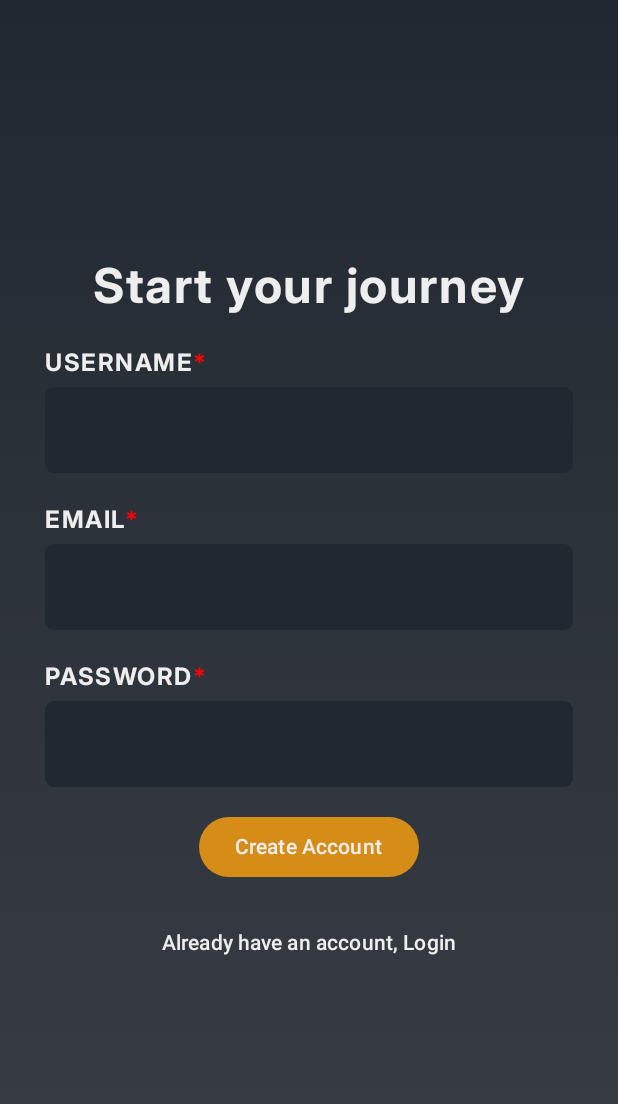
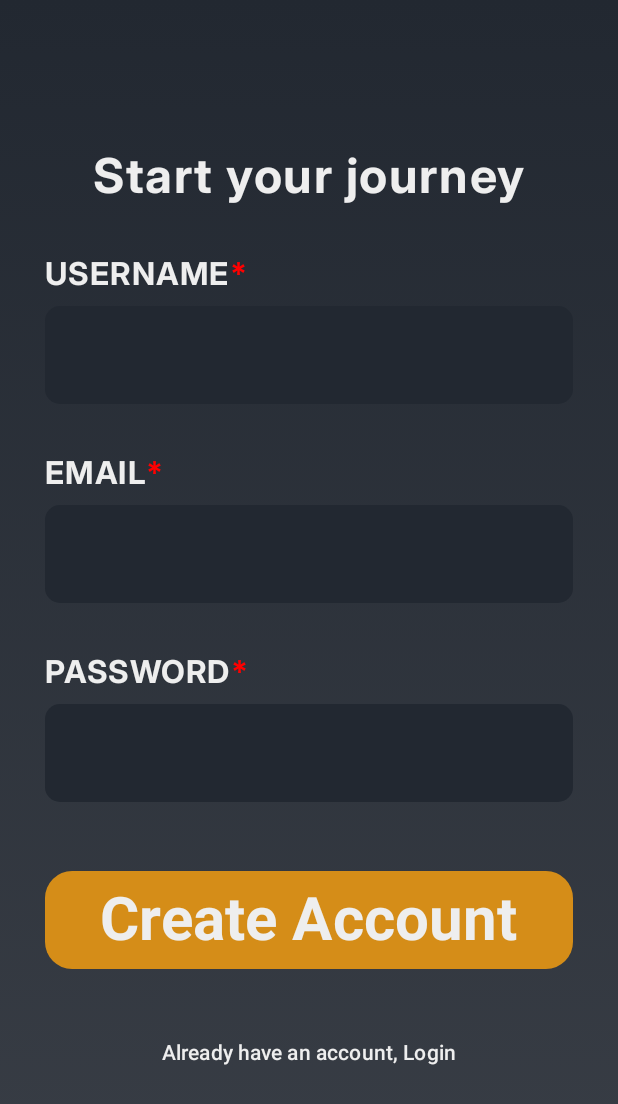
Before and after one commit to juan-estrad/FitQuest, an Android app built with Jetpack Compose: the screen it shows after launch (MainActivity), after a tap on "REGISTER", on a phone screen of 412 x 824 dp. Shown: the top 1104 px of the screen. Run offline under Robolectric (Android 15) with nearby library versions, the phone set to English and light mode, and no system bars; our stand-ins replace Firebase (no records; nobody signed in at launch, a user with empty details on screens opened directly), livedata-compose; Roboto replaces fonts that are not available here.

Commit message:
More UI components + Sign Out button in Home Page

```diff
--- a/app/src/main/java/com/example/fitquest/pages/HomePage.kt
+++ b/app/src/main/java/com/example/fitquest/pages/HomePage.kt
@@ -225,6 +225,12 @@ fun HomePage(modifier: Modifier = Modifier, navController: NavController, authVi
                     fontWeight = FontWeight.Bold
                 )
             }
+
+
+            TextButton(
+                onClick = { authViewModel.signout() }) {
+                Text(text = "Sign Out", color = Color.Red)
+            }
         }
     }
 }
--- a/app/src/main/java/com/example/fitquest/pages/SignupPage.kt
+++ b/app/src/main/java/com/example/fitquest/pages/SignupPage.kt
@@ -52,6 +52,8 @@ import com.example.fitquest.UserStats
 import com.example.fitquest.Logging
 import com.example.fitquest.Monthday
 import com.example.fitquest.Year
+import com.example.fitquest.ui.OrangeFilledButton
+import com.example.fitquest.ui.UserInputField
 
 import com.example.fitquest.ui.theme.brightOrange
 import com.example.fitquest.ui.theme.darker
@@ -139,28 +141,27 @@ fun SignupPage(modifier: Modifier = Modifier, navController: NavController, auth
     ){
         Text(text = "Start your journey", fontSize = 32.sp )
 
-        Spacer(modifier = Modifier.height(16.dp))
+        Spacer(modifier = Modifier.height(30.dp))
 
 
         //Username input
-        SignupInputField(
+        UserInputField(
             label = "USERNAME",
             value = username,
             onValueChange = { username = it }
         )
 
-        Spacer(modifier = Modifier.height(15.dp))
+
 
         //Email input
-        SignupInputField(
+        UserInputField(
             label = "EMAIL",
             value = email,
             onValueChange = { email = it }
         )
 
-        Spacer(modifier = Modifier.height(15.dp))
         //Password input
-        SignupInputField(
+        UserInputField(
             label = "PASSWORD",
             value = password,
             onValueChange = { password = it }
@@ -171,12 +172,18 @@ fun SignupPage(modifier: Modifier = Modifier, navController: NavController, auth
         Spacer(modifier = Modifier.height(16.dp))
 
         // Create account button
-        Button(
-            onClick = { authViewModel.signup(email, password) },
-            enabled = authState.value != AuthState.Loading
-        ) {
-            Text(text = "Create Account")
-        }
+        OrangeFilledButton("Create Account", {authViewModel.signup(email, password)},  authState.value != AuthState.Loading)
+
+
+//        Button(
+//            onClick = { authViewModel.signup(email, password) },
+//            enabled = authState.value != AuthState.Loading
+//        ) {
+//            Text(text = "Create Account")
+//        }
+//
+
+
         Spacer(modifier = Modifier.height(16.dp))
 
         // Login navigation
@@ -185,49 +192,3 @@ fun SignupPage(modifier: Modifier = Modifier, navController: NavController, auth
         }
     }
 }
-
-@OptIn(ExperimentalMaterial3Api::class)
-@Composable
-fun SignupInputField(
-    label: String,
-    value: String,
-    onValueChange: (String) -> Unit,
-    isPassword: Boolean = false
-) {
-    Row(
-        modifier = Modifier.fillMaxWidth(),
-        verticalAlignment= Alignment.CenterVertically
-    ) {
-        Text(
-            text = label,
-            color = grayWhite,
-            textAlign = TextAlign.Left,
-            fontSize = 16.sp
-        )
-        Text(
-            text = "*",
-            color = Color.Red,
-            fontSize = 16.sp
-        )
-    }
-
-    OutlinedTextField(
-        value = value,
-        onValueChange = onValueChange,
-        singleLine = true,
-        visualTransformation = if (isPassword) PasswordVisualTransformation() else VisualTransformation.None,
-        colors = TextFieldDefaults.outlinedTextFieldColors(
-            focusedBorderColor = brightOrange,
-            unfocusedPlaceholderColor = brightOrange,
-            focusedLabelColor = Color.Transparent,
-            unfocusedLabelColor = grayWhite,
-            containerColor = darker,
-            unfocusedBorderColor = Color.Transparent,
-            focusedSupportingTextColor = brightOrange
-        ),
-        shape = RoundedCornerShape(size = 6.dp),
-        modifier = Modifier
-            .fillMaxWidth()
-            .height(57.dp)
-    )
-}
--- a/app/src/main/java/com/example/fitquest/pages/StatsPage.kt
+++ b/app/src/main/java/com/example/fitquest/pages/StatsPage.kt
@@ -196,7 +196,8 @@ fun StatsPage(modifier: Modifier = Modifier, navController: NavController, authV
             Spacer(modifier = Modifier.height(16.dp))
 
             // Sign Out Button
-            TextButton(onClick = { authViewModel.signout() }) {
+            TextButton(
+                onClick = { authViewModel.signout() }) {
                 Text(text = "Sign Out", color = Color.Red)
             }
 //            Button(
```
Also changed, not shown: app/src/main/java/com/example/fitquest/ui/Components.kt (+58 -0 lines), app/src/main/java/com/example/fitquest/pages/ForYouPage.kt (line endings or trailing spaces).
